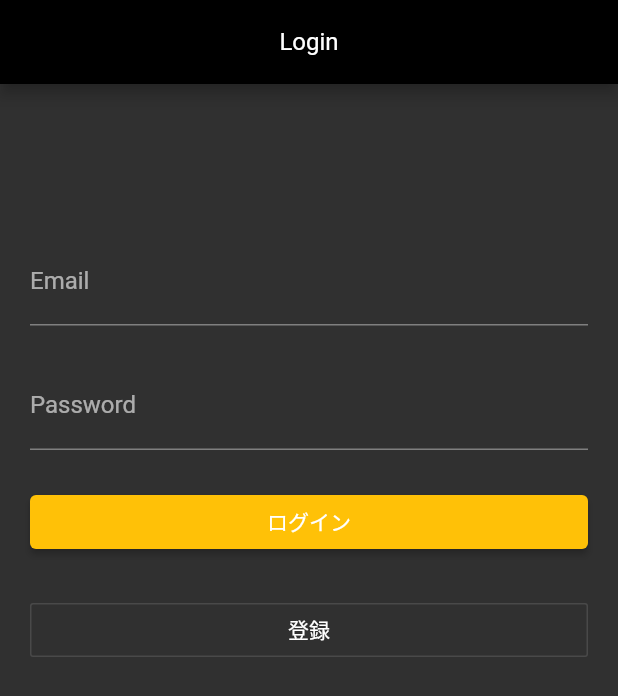
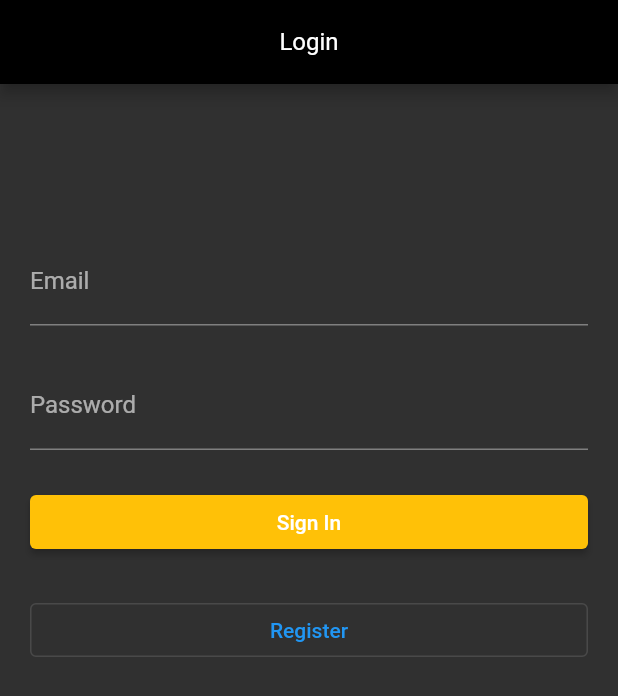
Before and after one commit to dshukertjr/supabase-chat, a Flutter app: the screen it shows after launch, on a phone screen of 412 x 824 dp. Shown: the top 696 px of the screen. Run offline on Flutter 3.47's test engine with Material 2 defaults, Android fonts, the phone set to English and light mode, and no system bars; our stand-ins replace shared_preferences, supabase, timeago; accounts and stored records are empty.

Commit message:
minor ui fix

```diff
--- a/lib/pages/login_page.dart
+++ b/lib/pages/login_page.dart
@@ -57,12 +57,12 @@ class _LoginPageState extends State<LoginPage> {
             const SizedBox(height: 24),
             ElevatedButton(
               onPressed: _login,
-              child: const Text('ログイン'),
+              child: const Text('Sign In'),
             ),
             const SizedBox(height: 24),
-            OutlineButton(
+            OutlinedButton(
               onPressed: _register,
-              child: const Text('登録'),
+              child: const Text('Register'),
             ),
           ],
         ),
```
Also changed, not shown: lib/pages/chat_page.dart (+19 -7 lines), lib/pages/splash_page.dart (+4 -3 lines).
